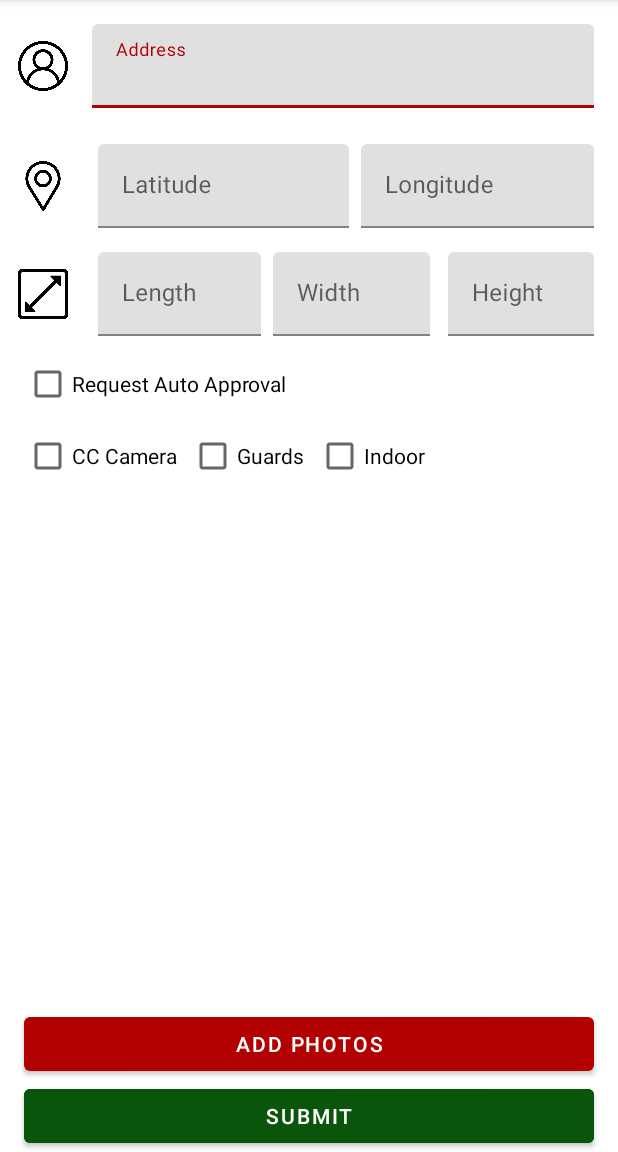
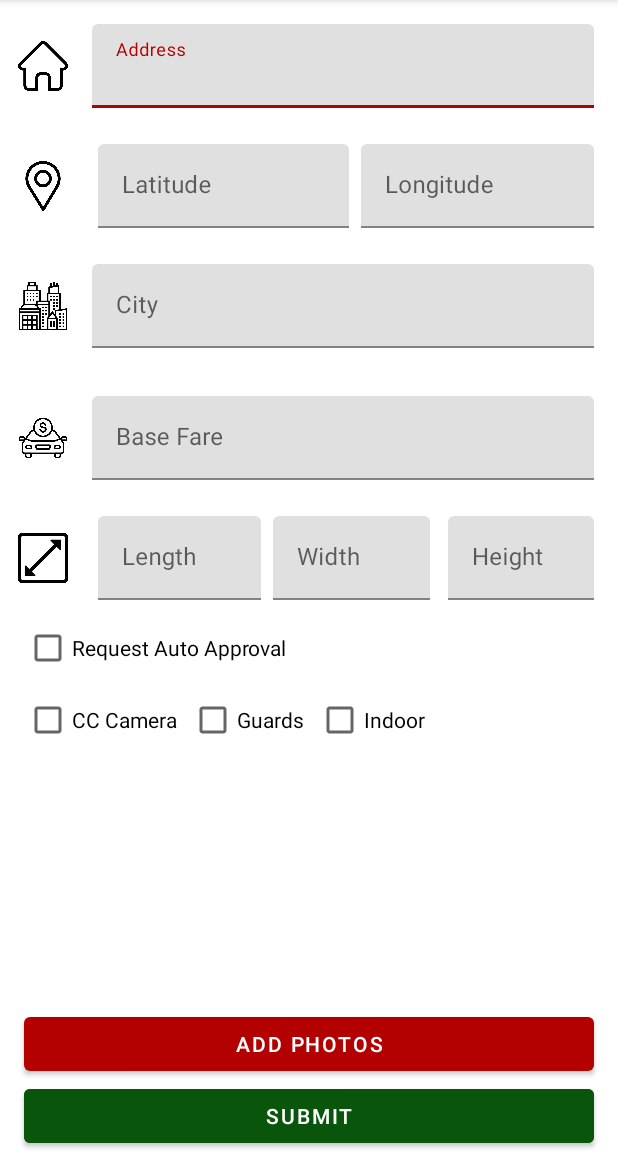
Before and after one commit to ParkedCar-Dev/ParkedCar-Owner, an Android app: the AddSpaceActivity screen opened directly, with no data from a screen before it, on a phone screen of 412 x 824 dp, the part 84-1236 px from its top. Run offline under Robolectric (Android 15) with nearby library versions, the phone set to English and light mode, and no system bars; network calls fail.

Commit message:
city name from geolocation and base fare in addSpace added

```diff
--- a/app/src/main/java/com/example/spaceowner/model/data/Space.java
+++ b/app/src/main/java/com/example/spaceowner/model/data/Space.java
@@ -266,7 +266,7 @@ public class Space implements Serializable {
     }
 
     public String getCity() {
-        return city;
+        return city.toUpperCase();
     }
 
     public void setCity(String city) {
--- a/app/src/main/java/com/example/spaceowner/view/addspace/AddSpaceActivity.java
+++ b/app/src/main/java/com/example/spaceowner/view/addspace/AddSpaceActivity.java
@@ -6,6 +6,8 @@ import androidx.core.app.ActivityCompat;
 import android.Manifest;
 import android.content.Intent;
 import android.content.pm.PackageManager;
+import android.location.Address;
+import android.location.Geocoder;
 import android.location.Location;
 import android.os.Bundle;
 import android.util.Log;
@@ -22,6 +24,10 @@ import com.google.android.gms.location.LocationServices;
 import com.google.android.gms.tasks.OnSuccessListener;
 import com.google.android.material.textfield.TextInputEditText;
 
+import java.io.IOException;
+import java.util.List;
+import java.util.Locale;
+
 public class AddSpaceActivity extends AppCompatActivity {
 
     private FusedLocationProviderClient fusedLocationProviderClient;
@@ -29,6 +35,8 @@ public class AddSpaceActivity extends AppCompatActivity {
     TextInputEditText locationAddress;
     TextInputEditText latitudeEditText;
     TextInputEditText longitudeEditText;
+    TextInputEditText cityEditText;
+    TextInputEditText baseFareEditText;
     TextInputEditText length, width, height;
     CheckBox autoApprove, cctv, guard, indoor;
 
@@ -44,6 +52,8 @@ public class AddSpaceActivity extends AppCompatActivity {
 
         locationIcon = findViewById(R.id.location_icon);
         locationAddress = findViewById(R.id.location_address);
+        cityEditText = findViewById(R.id.location_city);
+        baseFareEditText = findViewById(R.id.base_fare);
         latitudeEditText = findViewById(R.id.location_latitude);
         longitudeEditText = findViewById(R.id.location_longitude);
         length = findViewById(R.id.length);
@@ -109,7 +119,9 @@ public class AddSpaceActivity extends AppCompatActivity {
                         autoApprove.isChecked(),
                         cctv.isChecked(),
                         guard.isChecked(),
-                        indoor.isChecked()
+                        indoor.isChecked(),
+                        cityEditText.getText().toString(),
+                        Double.parseDouble(baseFareEditText.getText().toString())
                 );
             }
         });
@@ -130,6 +142,18 @@ public class AddSpaceActivity extends AppCompatActivity {
                     Log.d("ADD_SPACE", "onSuccess: " + location.getLatitude() + " " + location.getLongitude());
                     latitudeEditText.setText(String.valueOf(location.getLatitude()));
                     longitudeEditText.setText(String.valueOf(location.getLongitude()));
+
+                    Geocoder geocoder = new Geocoder(getApplicationContext(), Locale.getDefault());
+                    try {
+                        List<Address> addresses = geocoder.getFromLocation(location.getLatitude(), location.getLongitude(), 1);
+                        if(addresses != null && addresses.size() > 0){
+                            String city = addresses.get(0).getLocality();
+                            cityEditText.setText(city);
+                        }
+                    } catch (IOException e) {
+                        throw new RuntimeException(e);
+                    }
+
                 }
             }
         });
--- a/app/src/main/java/com/example/spaceowner/view/space/fragments/SpaceUpdateFragment.java
+++ b/app/src/main/java/com/example/spaceowner/view/space/fragments/SpaceUpdateFragment.java
@@ -28,6 +28,7 @@ import com.google.android.material.textfield.TextInputEditText;
 public class SpaceUpdateFragment extends Fragment {
     ImageView locationIcon;
     TextInputEditText locationAddress;
+    TextInputEditText cityName;
     TextInputEditText latitudeEditText;
     TextInputEditText longitudeEditText;
     TextInputEditText baseFareEditText;
@@ -55,6 +56,7 @@ public class SpaceUpdateFragment extends Fragment {
 
         locationIcon = view.findViewById(R.id.location_icon);
         locationAddress = view.findViewById(R.id.location_address);
+        cityName = view.findViewById(R.id.location_city);
         latitudeEditText = view.findViewById(R.id.location_latitude);
         longitudeEditText = view.findViewById(R.id.location_longitude);
 
@@ -85,6 +87,7 @@ public class SpaceUpdateFragment extends Fragment {
             guard.setChecked(currentSpace.isGuard());
             indoor.setChecked(currentSpace.isIndoor());
             baseFareEditText.setText(String.valueOf(currentSpace.getBaseFare()));
+            cityName.setText(currentSpace.getCity());
         }
 
         view.findViewById(R.id.submit_button).setOnClickListener((v) -> {
--- a/app/src/main/java/com/example/spaceowner/viewmodel/AddSpaceViewModel.java
+++ b/app/src/main/java/com/example/spaceowner/viewmodel/AddSpaceViewModel.java
@@ -19,7 +19,7 @@ public class AddSpaceViewModel extends ViewModel {
     }
 
 
-    public void addSpace(String address, double latitude, double longitude, double length, double width, double height, boolean autoApprove, boolean cctv, boolean guard, boolean indoor){
+    public void addSpace(String address, double latitude, double longitude, double length, double width, double height, boolean autoApprove, boolean cctv, boolean guard, boolean indoor, String city, double baseFare){
         Space space = new Space();
         space.setLocationAddress(address);
         space.setLatitude(latitude);
@@ -28,6 +28,8 @@ public class AddSpaceViewModel extends ViewModel {
         space.setWidth(width);
         space.setHeight(height);
         space.setStatus("requested");
+        space.setCity(city.toLowerCase());
+        space.setBaseFare(baseFare);
 
         space.setAutoApprove(autoApprove);
         space.setSecurity(new String[]{cctv ? "cctv" : "", guard ? "guard" : "", indoor ? "indoor" : ""});
--- a/app/src/main/res/layout/activity_add_space.xml
+++ b/app/src/main/res/layout/activity_add_space.xml
@@ -29,7 +29,7 @@
                 android:layout_width="33dp"
                 android:layout_height="33dp"
                 android:layout_marginLeft="12dp"
-                android:src="@drawable/user" />
+                android:src="@drawable/home" />
 
             <com.google.android.material.textfield.TextInputLayout
                 android:layout_width="match_parent"
@@ -103,6 +103,68 @@
                     android:maxLines="1" />
             </com.google.android.material.textfield.TextInputLayout>
 
+        </LinearLayout>
+
+        <LinearLayout
+            android:layout_width="match_parent"
+            android:layout_height="wrap_content"
+            android:gravity="center"
+            android:orientation="horizontal">
+
+            <ImageView
+                android:layout_width="33dp"
+                android:layout_height="33dp"
+                android:layout_marginLeft="12dp"
+                android:src="@drawable/buildings" />
+
+            <com.google.android.material.textfield.TextInputLayout
+                android:layout_width="match_parent"
+                android:layout_height="wrap_content"
+                android:layout_marginTop="16dp"
+                android:layout_marginBottom="16dp"
+                android:hint="@string/city">
+
+                <com.google.android.material.textfield.TextInputEditText
+                    android:id="@+id/location_city"
+                    android:layout_width="match_parent"
+                    android:layout_height="wrap_content"
+                    android:layout_marginStart="16dp"
+                    android:layout_marginEnd="16dp"
+                    android:imeOptions="actionNext"
+                    android:inputType="text"
+                    android:maxLines="1" />
+            </com.google.android.material.textfield.TextInputLayout>
+        </LinearLayout>
+
+        <LinearLayout
+            android:layout_width="match_parent"
+            android:layout_height="wrap_content"
+            android:gravity="center"
+            android:orientation="horizontal">
+
+            <ImageView
+                android:layout_width="33dp"
+                android:layout_height="33dp"
+                android:layout_marginLeft="12dp"
+                android:src="@drawable/fare" />
+
+            <com.google.android.material.textfield.TextInputLayout
+                android:layout_width="match_parent"
+                android:layout_height="wrap_content"
+                android:layout_marginTop="16dp"
+                android:layout_marginBottom="16dp"
+                android:hint="@string/base_fare">
+
+                <com.google.android.material.textfield.TextInputEditText
+                    android:id="@+id/base_fare"
+                    android:layout_width="match_parent"
+                    android:layout_height="wrap_content"
+                    android:layout_marginStart="16dp"
+                    android:layout_marginEnd="16dp"
+                    android:imeOptions="actionNext"
+                    android:inputType="number"
+                    android:maxLines="1" />
+            </com.google.android.material.textfield.TextInputLayout>
         </LinearLayout>
 
         <LinearLayout
--- a/app/src/main/res/values/strings.xml
+++ b/app/src/main/res/values/strings.xml
@@ -56,4 +56,5 @@
     <string name="edit_space">Edit Space</string>
     <string name="show_requests">Requests</string>
     <string name="earning">Earning</string>
+    <string name="city">City</string>
 </resources>
```
Also changed, not shown: app/src/main/res/layout/fragment_space_update.xml (+31 -0 lines), app/src/main/res/drawable/buildings.png (added), app/src/main/res/drawable/fare.png (added).
